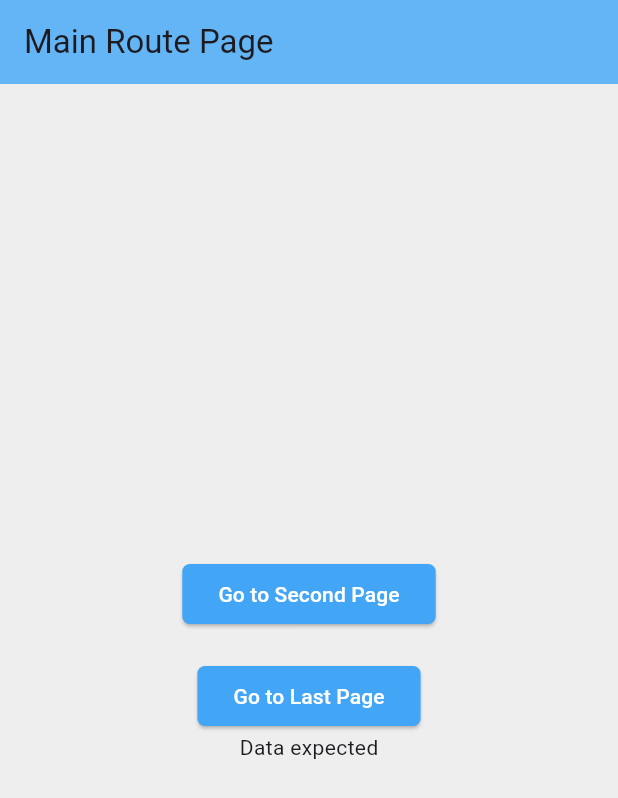
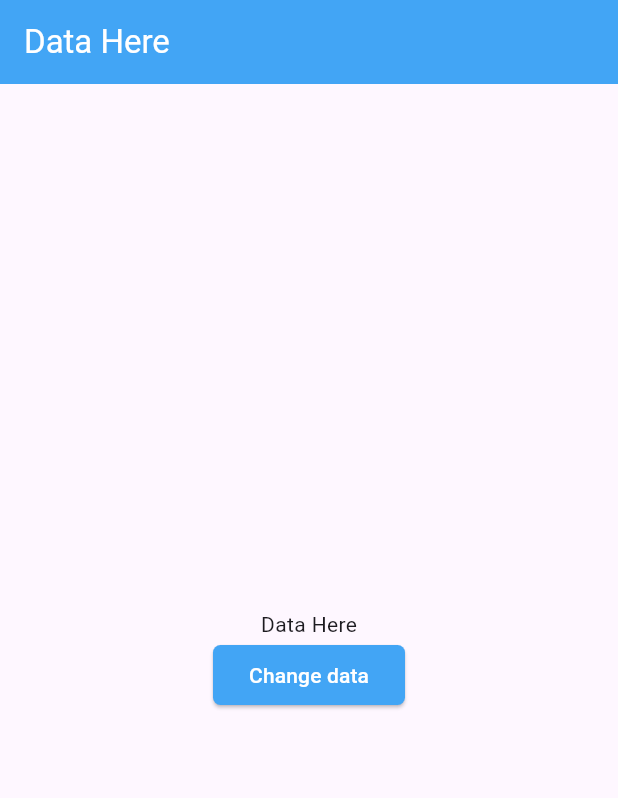
Before and after one commit to joshsaxx/everyday_flutter, a Flutter app: the screen it shows after launch, on a phone screen of 412 x 824 dp. Shown: the top 798 px of the screen. Run offline on Flutter 3.47's test engine with Material 3 defaults, Android fonts, the phone set to English and light mode, and no system bars; our stand-ins replace cached_network_image, google_fonts.

Commit message:
tutorial_sessions -- State Management Intro

```diff
--- a/lib/app/my_app.dart
+++ b/lib/app/my_app.dart
@@ -18,6 +18,7 @@ import 'package:flutter_tuts/app/tutorial_sessions/responsive_ui/responsive_ui.d
 import 'package:flutter_tuts/app/tutorial_sessions/row_column_widgets/column_widget.dart';
 import 'package:flutter_tuts/app/tutorial_sessions/row_column_widgets/row_widget.dart';
 import 'package:flutter_tuts/app/tutorial_sessions/stack_positioned_widgets/stack_widget.dart';
+import 'package:flutter_tuts/app/tutorial_sessions/state_management/intro.dart';
 import 'package:flutter_tuts/app/tutorial_sessions/stateless_stateful/stateless_stateful_main.dart';
 import 'package:flutter_tuts/app/tutorial_sessions/textFields/textField_widget.dart';
 
@@ -28,7 +29,7 @@ class MyApp extends StatelessWidget {
   Widget build(BuildContext context) {
     return const MaterialApp(
       debugShowCheckedModeBanner: false,
-      home: ResponsiveUIScreen(),
+      home: StateManagementMainPage(),
     );
   }
 }
--- /dev/null
+++ b/lib/app/tutorial_sessions/state_management/intro.dart
@@ -0,0 +1,66 @@
+import 'package:flutter/material.dart';
+
+class StateManagementMainPage extends StatelessWidget {
+  const StateManagementMainPage({super.key});
+  @override
+  Widget build(BuildContext context) {
+    print('Building MainPage');
+    return Scaffold(
+      appBar: AppBar(
+        backgroundColor: Colors.blue[400],
+        foregroundColor: Colors.white,
+        title: Text('Data Here'),
+      ),
+      body: Screen2(),
+    );
+  }
+}
+
+class Screen2 extends StatelessWidget {
+  const Screen2({super.key});
+  @override
+  Widget build(BuildContext context) {
+    print('Building Screen2');
+    return Container(
+      child: Screen3(),
+    );
+  }
+}
+
+class Screen3 extends StatelessWidget {
+  const Screen3({super.key});
+  @override
+  Widget build(BuildContext context) {
+    print('Building Screen3');
+    return Container(
+      child: Screen4(),
+    );
+  }
+}
+
+class Screen4 extends StatelessWidget {
+  const Screen4({super.key});
+  @override
+  Widget build(BuildContext context) {
+    print('Building Screen4');
+    return Center(
+      child: Column(
+        mainAxisAlignment: MainAxisAlignment.center,
+        children: [
+          Text('Data Here'),
+          ElevatedButton(
+            style: ElevatedButton.styleFrom(
+                backgroundColor: Colors.blue[400],
+                foregroundColor: Colors.white,
+                shape: RoundedRectangleBorder(
+                  borderRadius: BorderRadius.circular(5)
+                )
+              ),
+            onPressed: () {},
+            child: Text('Change data'),
+          ),
+        ],
+      ),
+    );
+  }
+}
--- a/lib/main.dart
+++ b/lib/main.dart
@@ -3,4 +3,4 @@ import 'package:flutter_tuts/app/my_app.dart';
 import 'package:flutter_tuts/app/tutorial_sessions/routes/main_route.dart';
 
 
-void main() =>runApp(const MainRoute());
+void main() =>runApp(const MyApp());
```
